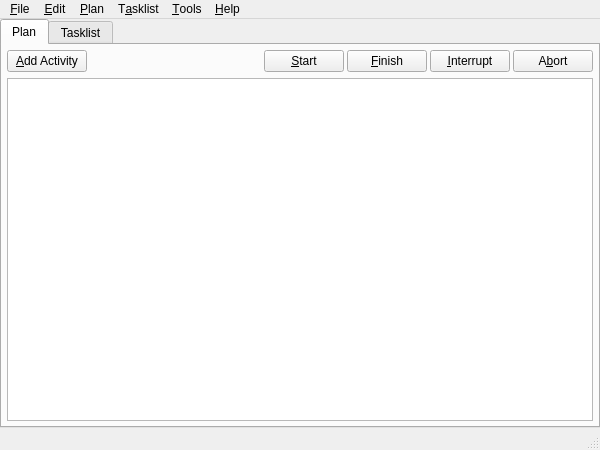
Above: ui/forms/main_window.ui from snhu-cs-22/LibrePlan before the change. Below: the same form after it.
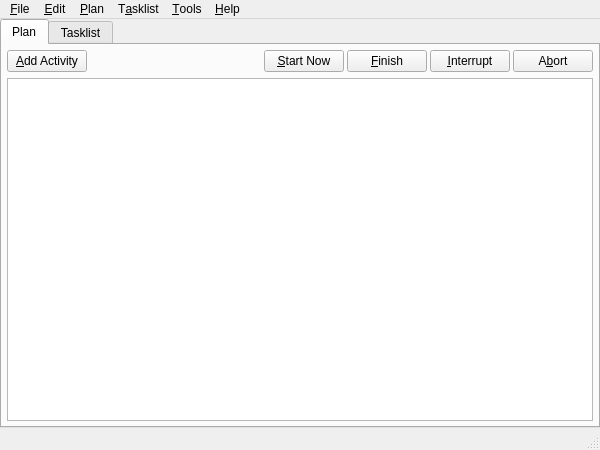
That is the form after the change. Icons and pictures are not drawn.

Commit message: Implement preemptive Plan starting

What changed in the file:
```diff
--- a/ui/forms/main_window.ui
+++ b/ui/forms/main_window.ui
@@ -99,7 +99,7 @@
           <item>
            <widget class="QPushButton" name="pushButton_start">
             <property name="text">
-             <string>&amp;Start</string>
+             <string>&amp;Start Now</string>
             </property>
            </widget>
           </item>
```
Left out of the diff: 29 changed lines with no effect on the pictures. The commit also changes 2 other files.
